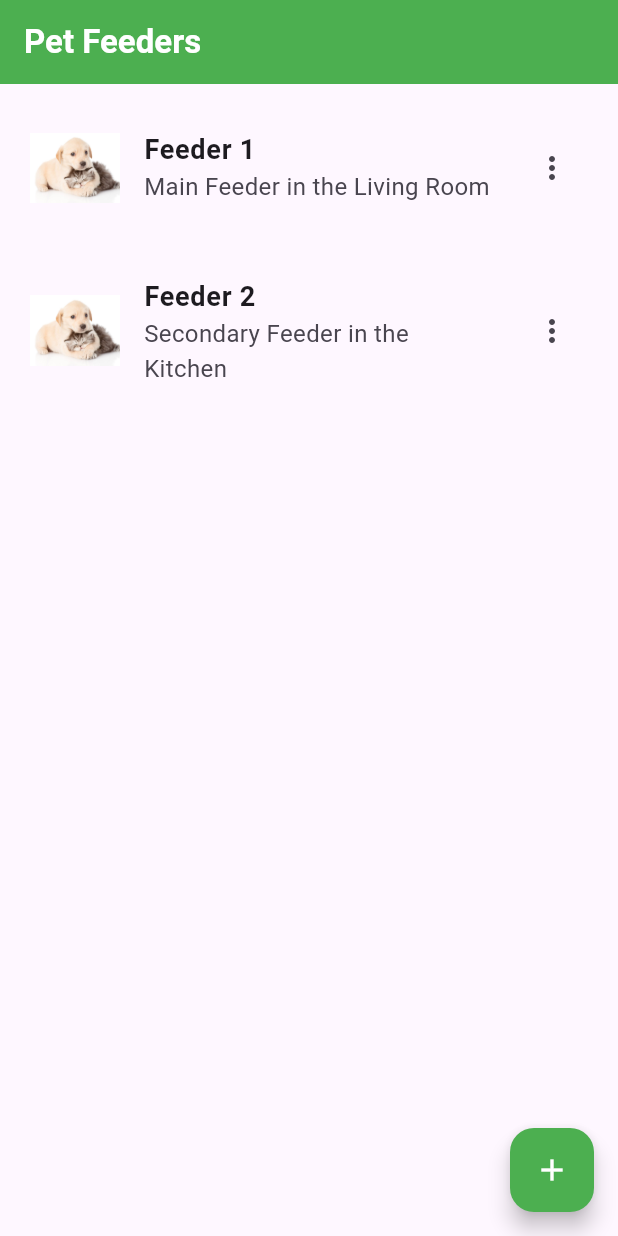
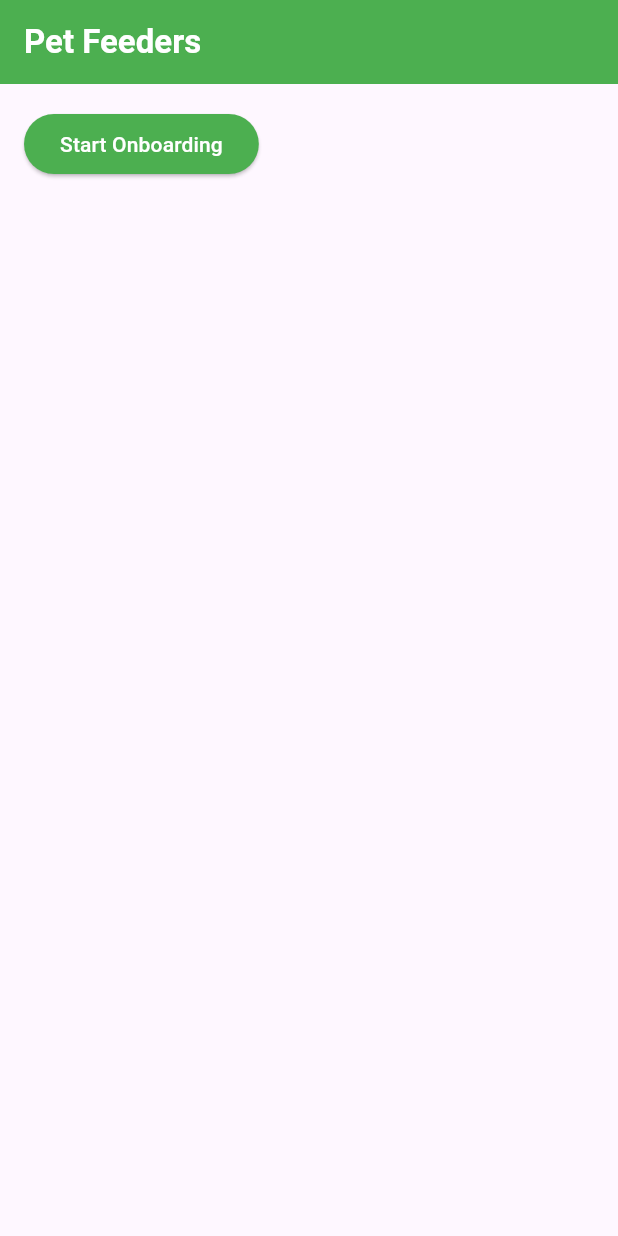
Before and after one commit to JoaoSantos27/PetFeeder, a Flutter app: the screen it shows after launch, on a phone screen of 412 x 824 dp. Run offline on Flutter 3.47's test engine with Material 3 defaults, Android fonts, the phone set to English and light mode, and no system bars; our stand-ins replace image_picker; missing offline and left inert: at_app_flutter, at_onboarding_flutter, at_utils.

Commit message:
Complete onboarding and atClient put and get

```diff
--- a/lib/main.dart
+++ b/lib/main.dart
@@ -6,7 +6,6 @@ import 'package:untitled/pages/edit_feeder_dialog_state.dart';
 import 'package:untitled/pages/feeder.dart';
 import 'package:untitled/pages/feeder_detail_screen.dart';
 import 'package:at_app_flutter/at_app_flutter.dart' show AtEnv;
-import 'package:at_client_mobile/at_client_mobile.dart';
 import 'package:at_onboarding_flutter/at_onboarding_flutter.dart';
 import 'package:at_utils/at_logger.dart' show AtSignLogger;
 import 'package:path_provider/path_provider.dart' show getApplicationSupportDirectory;
@@ -31,9 +30,6 @@ Future<AtClientPreference> loadAtClientPreference() async {
     ..hiveStoragePath = dir.path
     ..commitLogPath = dir.path
     ..isLocalStoreRequired = true;
-  // * By default, this configuration is suitable for most applications
-  // * In advanced cases you may need to modify [AtClientPreference]
-  // * Read more here: https://pub.dev/documentation/at_client/latest/at_client/AtClientPreference-class.html
 }
 
 class MyApp extends StatelessWidget {
@@ -55,17 +51,17 @@ class FeederListScreen extends StatefulWidget {
 }
 
 class _FeederListScreenState extends State<FeederListScreen> {
-  // * load the AtClientPreference in the background
   Future<AtClientPreference> futurePreference = loadAtClientPreference();
-
   List<Feeder> feeders = [
-    Feeder('Feeder 1', 'Main Feeder in the Living Room', '@39fairtala', null, 1000, 1000),
-    Feeder('Feeder 2', 'Secondary Feeder in the Kitchen', '',null, 1000, 1000),
+    Feeder('Feeder 1', 'Main Feeder in the Living Room', '@39fairtala', null),
+    Feeder('Feeder 2', 'Secondary Feeder in the Kitchen', '', null),
   ];
 
-  void _addFeeder(String name, String description, String esp32,File? image, int maxFood, int maxWater) {
+  bool isOnboardingComplete = false;
+
+  void _addFeeder(String name, String description, String esp32, File? image) {
     setState(() {
-      feeders.add(Feeder(name, description, esp32, image, maxFood, maxWater));
+      feeders.add(Feeder(name, description, esp32, image));
     });
   }
 
@@ -80,7 +76,6 @@ class _FeederListScreenState extends State<FeederListScreen> {
 
   void _editFeeder(Feeder oldFeeder, Feeder editedFeeder) {
     setState(() {
-      // Find and update the edited feeder in the list
       final index = feeders.indexOf(oldFeeder);
       if (index != -1) {
         feeders[index] = editedFeeder;
@@ -94,7 +89,8 @@ class _FeederListScreenState extends State<FeederListScreen> {
       builder: (BuildContext context) {
         return EditFeederDialog(
           feeder: feeder,
-            onEdit: (editedFeeder) => _editFeeder(feeder, editedFeeder));
+          onEdit: (editedFeeder) => _editFeeder(feeder, editedFeeder),
+        );
       },
     );
   }
@@ -110,16 +106,16 @@ class _FeederListScreenState extends State<FeederListScreen> {
             TextButton(
               child: const Text('Cancel'),
               onPressed: () {
-                Navigator.of(context).pop(); // Close the dialog
+                Navigator.of(context).pop();
               },
             ),
             TextButton(
               child: const Text('Delete'),
               onPressed: () {
                 setState(() {
-                  feeders.remove(feeder); // Delete the feeder
+                  feeders.remove(feeder);
                 });
-                Navigator.of(context).pop(); // Close the dialog
+                Navigator.of(context).pop();
               },
             ),
           ],
@@ -129,6 +125,15 @@ class _FeederListScreenState extends State<FeederListScreen> {
   }
 
   Future<void> _navigateToFeederDetail(Feeder feeder) async {
+    Navigator.push(
+      context,
+      MaterialPageRoute(
+        builder: (context) => FeederDetailScreen(feeder: feeder),
+      ),
+    );
+  }
+
+  Future<void> _onboard() async {
     AtOnboardingResult onboardingResult = await AtOnboarding.onboard(
       context: context,
       config: AtOnboardingConfig(
@@ -140,21 +145,31 @@ class _FeederListScreenState extends State<FeederListScreen> {
     );
     switch (onboardingResult.status) {
       case AtOnboardingResultStatus.success:
-        Navigator.push(
-          context,
-          MaterialPageRoute(
-            builder: (context) => FeederDetailScreen(feeder: feeder),
+        setState(() {
+          isOnboardingComplete = true;
+        });
+        ScaffoldMessenger.of(context).showSnackBar(
+          const SnackBar(
+            backgroundColor: Colors.green,
+            content: Text('Onboarding successful'),
           ),
         );
+        break;
       case AtOnboardingResultStatus.error:
         ScaffoldMessenger.of(context).showSnackBar(
           const SnackBar(
             backgroundColor: Colors.red,
-            content: Text('An error has occurred'),
+            content: Text('An error has occurred during onboarding'),
           ),
         );
         break;
       case AtOnboardingResultStatus.cancel:
+        ScaffoldMessenger.of(context).showSnackBar(
+          const SnackBar(
+            backgroundColor: Colors.orange,
+            content: Text('Onboarding canceled'),
+          ),
+        );
         break;
     }
   }
@@ -163,51 +178,62 @@ class _FeederListScreenState extends State<FeederListScreen> {
   Widget build(BuildContext context) {
     return Scaffold(
       appBar: AppBar(
-        backgroundColor: Colors.green, // Set the background color to green
+        backgroundColor: Colors.green,
         title: const Text(
           'Pet Feeders',
           style: TextStyle(
-            color: Colors.white, // Set the text color to white
-            fontWeight: FontWeight.bold, // Set the text to be bold
+            color: Colors.white,
+            fontWeight: FontWeight.bold,
           ),
         ),
       ),
-      body: ListView.builder(
+      body: Column(
+        children: [
+          if (!isOnboardingComplete)
+            Padding(
+              padding: const EdgeInsets.all(16.0),
+              child: ElevatedButton(
+                onPressed: _onboard,
+                style: ButtonStyle(
+                  backgroundColor: MaterialStateProperty.all(Colors.green),
+                  // Set button background color
+                  foregroundColor: MaterialStateProperty.all(
+                      Colors.white), // Set button text color
+                ),
+                child: const Text('Start Onboarding'),
+              ),
+            ),
+          if (isOnboardingComplete)
+            Expanded(
+              child: ListView.builder(
                 itemCount: feeders.length,
                 itemBuilder: (BuildContext context, int index) {
                   Feeder feeder = feeders[index];
                   return SizedBox(
-              height: 100, // Set a fixed height for each ListTile
+                    height: 100,
                     child: ListTile(
-                contentPadding:
-                    const EdgeInsets.symmetric(horizontal: 20, vertical: 20),
-                // Adjust the padding to increase the item size
+                      contentPadding: const EdgeInsets.symmetric(
+                          horizontal: 20, vertical: 20),
                       leading: SizedBox(
-                  width: 60, // Adjust the width of the image container
-                  height: 80, // Adjust the height of the image container
+                        width: 60,
+                        height: 80,
                         child: feeder.imageFile != null
                             ? Image.file(feeder.imageFile!, fit: BoxFit.cover)
-                      : Image.asset(
-                          'assets/images/placeholder.jpg'), // Display photo if available
+                            : Image.asset('assets/images/placeholder.jpg'),
                       ),
                       title: Text(
                         feeder.name,
                         style: const TextStyle(
-                      fontSize: 18,
-                      fontWeight:
-                          FontWeight.bold), // Increase font size of the title
+                            fontSize: 18, fontWeight: FontWeight.bold),
                       ),
                       subtitle: Text(
                         feeder.description,
-                  style: const TextStyle(
-                      fontSize: 16), // Increase font size of the subtitle
+                        style: const TextStyle(fontSize: 16),
                       ),
-                onTap: () {
-                  // Handle onTap event for editing the feeder
-                  _navigateToFeederDetail(feeder);
-                },
+                      onTap: () => _navigateToFeederDetail(feeder),
                       trailing: PopupMenuButton(
-                  itemBuilder: (BuildContext context) => <PopupMenuEntry>[
+                        itemBuilder: (BuildContext context) =>
+                        <PopupMenuEntry>[
                           PopupMenuItem(
                             child: ListTile(
                               leading: const Icon(Icons.edit),
@@ -230,15 +256,21 @@ class _FeederListScreenState extends State<FeederListScreen> {
                           ),
                         ],
                       ),
-              ));
+                    ),
+                  );
                 },
               ),
-      floatingActionButton: FloatingActionButton(
+            ),
+        ],
+      ),
+      floatingActionButton: isOnboardingComplete
+          ? FloatingActionButton(
         onPressed: _showAddFeederDialog,
         tooltip: 'Add a new feeder',
         backgroundColor: Colors.green,
         child: const Icon(Icons.add, color: Colors.white),
-      ),
+      )
+          : null,
     );
   }
 }
--- a/lib/pages/edit_feeder_dialog_state.dart
+++ b/lib/pages/edit_feeder_dialog_state.dart
@@ -18,8 +18,8 @@ class _EditFeederDialogState extends State<EditFeederDialog> {
   late TextEditingController _nameController;
   late TextEditingController _descriptionController;
   late TextEditingController _esp32Controller;
-  late TextEditingController _maxFood;
-  late TextEditingController _maxWater;
+  //late TextEditingController _maxFood;
+  //late TextEditingController _maxWater;
   late File? newImageFile;
 
   @override
@@ -28,8 +28,8 @@ class _EditFeederDialogState extends State<EditFeederDialog> {
     _nameController = TextEditingController(text: widget.feeder.name);
     _descriptionController = TextEditingController(text: widget.feeder.description);
     _esp32Controller = TextEditingController(text: widget.feeder.esp32);
-    _maxFood = TextEditingController(text: widget.feeder.maxFoodLevel.toString());
-    _maxWater = TextEditingController(text: widget.feeder.maxWaterLevel.toString());
+    //_maxFood = TextEditingController(text: widget.feeder.maxFoodLevel.toString());
+    //_maxWater = TextEditingController(text: widget.feeder.maxWaterLevel.toString());
     newImageFile = widget.feeder.imageFile;
   }
 
@@ -67,6 +67,7 @@ class _EditFeederDialogState extends State<EditFeederDialog> {
                 });
               },
             ),
+            /*
             TextFormField(
               decoration: const InputDecoration(labelText: 'Food container max weight (in grams)'),
               controller: _maxFood,
@@ -84,7 +85,7 @@ class _EditFeederDialogState extends State<EditFeederDialog> {
                   widget.feeder.maxWaterLevel = int.parse(value);
                 });
               },
-            ),
+            ),*/
             const SizedBox(height: 20),
             ElevatedButton(
               onPressed: () async {
@@ -119,7 +120,7 @@ class _EditFeederDialogState extends State<EditFeederDialog> {
         TextButton(
           child: const Text('Save'),
           onPressed: () {
-            widget.onEdit(Feeder(widget.feeder.name, widget.feeder.description, widget.feeder.esp32, newImageFile, widget.feeder.maxFoodLevel, widget.feeder.maxWaterLevel));
+            widget.onEdit(Feeder(widget.feeder.name, widget.feeder.description, widget.feeder.esp32, newImageFile/*, widget.feeder.maxFoodLevel, widget.feeder.maxWaterLevel*/));
             Navigator.of(context).pop();
           },
         ),
--- a/lib/pages/feeder.dart
+++ b/lib/pages/feeder.dart
@@ -6,13 +6,13 @@ class Feeder {
   String esp32;
   File? imageFile; // Optional image file
   int foodLevel; // Food level field
-  int waterLevel; // Water level field
+  //int waterLevel; // Water level field
   double timeInterval;
   int foodAmount; // Amount of food in grams to drop each time
   // Maximum food and water levels (adjust as needed)
   int maxFoodLevel; //In grams
-  int maxWaterLevel; //In mililiters
+  //int maxWaterLevel; //In mililiters
 
-  Feeder(this.name, this.description, this.esp32,  this.imageFile, this.maxFoodLevel, this.maxWaterLevel, {this.foodLevel = 251, this.waterLevel = 800, this.timeInterval = 4, this.foodAmount = 200});
+  Feeder(this.name, this.description, this.esp32,  this.imageFile, /*this.maxWaterLevel,*/ {this.foodLevel = 0, this.maxFoodLevel = 0, /*this.waterLevel = 800,*/ this.timeInterval = 4, this.foodAmount = 200});
 
 }
```
Also changed, not shown: lib/pages/add_feeder_dialog_state.dart (+8 -7 lines), lib/pages/feeder_detail_screen.dart (+89 -16 lines). Lines whose indentation alone changed are shown as unchanged.
